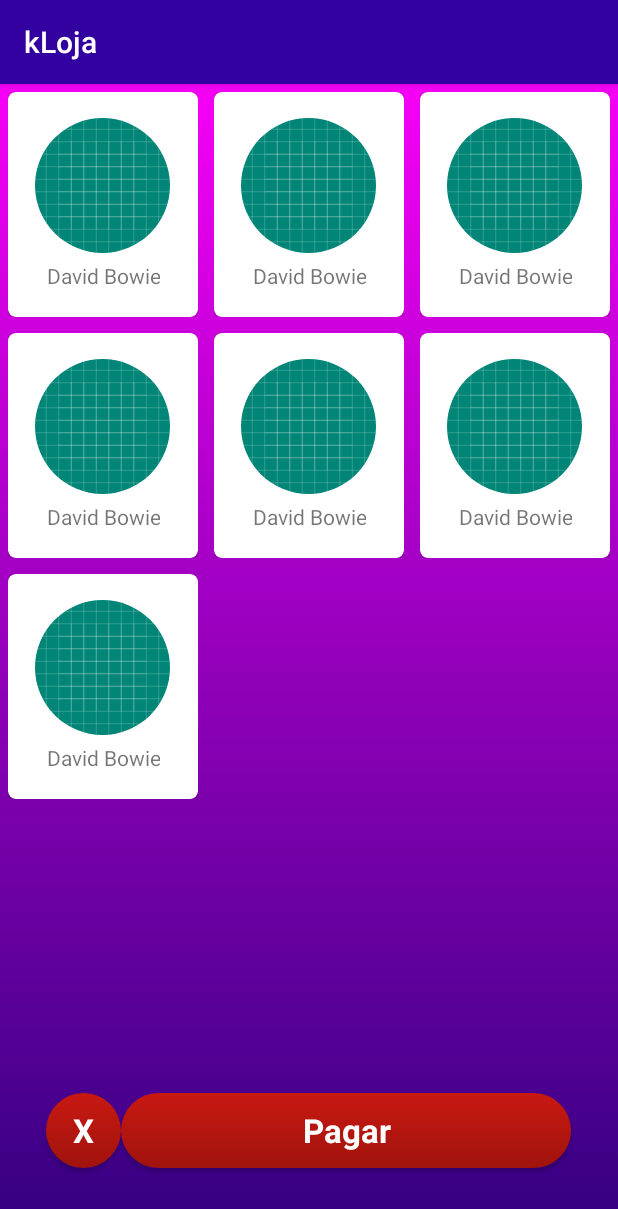
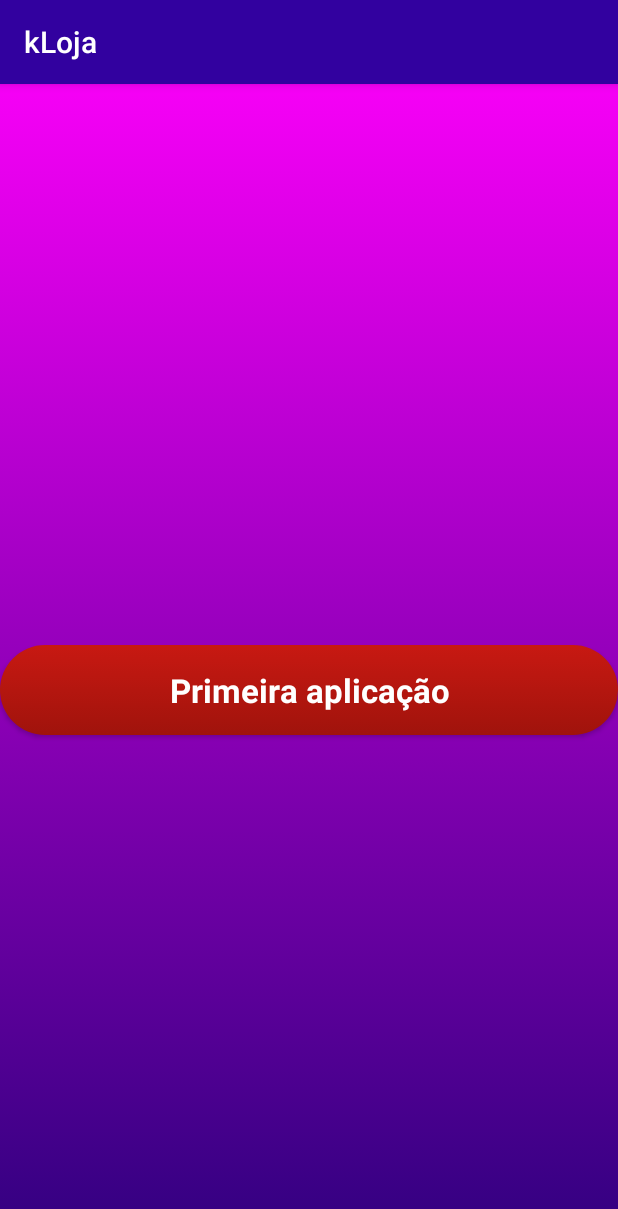
Before and after one commit to rezendevictor/LojaAndroidApp, an Android app: the screen it shows after launch (MainActivity), on a phone screen of 412 x 824 dp. Shown: the top 1209 px of the screen. Run offline under Robolectric (Android 15) with nearby library versions, the phone set to English and light mode, and no system bars.

Commit message:
Swipe to change applications added

```diff
--- a/app/src/main/AndroidManifest.xml
+++ b/app/src/main/AndroidManifest.xml
@@ -17,6 +17,8 @@
             </intent-filter>
         </activity>
         <activity android:name=".PagamentoActivity"/>
+        <activity android:name=".DiskActivity"/>
+        <activity android:name=".SecondActivity"/>
     </application>
 
 </manifest>
--- a/app/src/main/java/com/example/kloja/MainActivity.kt
+++ b/app/src/main/java/com/example/kloja/MainActivity.kt
@@ -1,77 +1,46 @@
 package com.example.kloja
 
+import android.content.DialogInterface
+import android.content.Intent
 import android.os.Bundle
-import android.util.Log
-import android.view.View.INVISIBLE
+import android.view.MotionEvent
+import android.view.View
+import androidx.appcompat.app.AlertDialog
 import androidx.appcompat.app.AppCompatActivity
-import androidx.fragment.app.FragmentActivity
-import androidx.recyclerview.widget.GridLayoutManager
-import androidx.recyclerview.widget.LinearLayoutManager
-import androidx.recyclerview.widget.RecyclerView
-import com.example.kloja.models.Card_Model
-import kotlinx.android.synthetic.main.activity_main.*
-import kotlinx.android.synthetic.main.layout_listitem.*
-import org.jetbrains.anko.sdk27.coroutines.onClick
+import com.example.kloja.utils.LojaUtils
+import kotlinx.android.synthetic.main.activity_entrada.*
 import org.jetbrains.anko.startActivity
-import java.lang.Exception
-import java.util.EnumSet.range
 
 
 class MainActivity : AppCompatActivity() {
 
-    var ArrayClicks = arrayListOf(0)
-    var ArrayCard = arrayListOf<Card_Model>()
-
+    private var utils = LojaUtils()
 
     override fun onCreate(savedInstanceState: Bundle?) {
         super.onCreate(savedInstanceState)
-        setContentView(R.layout.activity_main)
+        setContentView(R.layout.activity_entrada)
 
-        getImages()
+        goDiskButton.setOnClickListener {
+            startActivity<DiskActivity>()
 
-        try {
-            pagar.setOnClickListener { startActivity<PagamentoActivity>() }
+        }
 
-            clear.setOnClickListener {
-                ArrayClicks.clear()
-                initRecyclerView()
+        tela1.setOnTouchListener { v: View,
+                                   m: MotionEvent ->
+
+            utils.OnTouchEvent(this,m,
+                Intent(this,SecondActivity::class.java),true
+            )
+            true
+        }
 
 
-            }
-
-
-        }catch (e : Exception){
-            Log.d("Cheguei",e.toString())
-        }
+    }
 
 
 
 
 
-        }
-
-    private fun getImages() {
-
-        ArrayCard.add(Card_Model("David Bowie","https://coverartworks.com/shop/unseen-presence/",0))
-        ArrayCard.add(Card_Model("David Bowie","https://coverartworks.com/shop/unseen-presence/",0))
-        ArrayCard.add(Card_Model("David Bowie","https://coverartworks.com/shop/unseen-presence/",0))
-        ArrayCard.add(Card_Model("David Bowie","https://coverartworks.com/shop/unseen-presence/",0))
-        ArrayCard.add(Card_Model("David Bowie","https://coverartworks.com/shop/unseen-presence/",0))
-        ArrayCard.add(Card_Model("David Bowie","https://coverartworks.com/shop/unseen-presence/",0))
-        ArrayCard.add(Card_Model("David Bowie","https://coverartworks.com/shop/unseen-presence/",0))
 
 
-        initRecyclerView()
-    }
-
-
-
-    private fun initRecyclerView() {
-
-        val recicle = recyclerView
-        recicle.layoutManager = GridLayoutManager(this,3)
-        val adapter = RecyclerViewAdapter(this,ArrayCard,ArrayClicks)
-        recicle.adapter = adapter
-
-    }
 }
--- /dev/null
+++ b/app/src/main/res/layout/activity_entrada.xml
@@ -0,0 +1,24 @@
+<?xml version="1.0" encoding="utf-8"?>
+<androidx.constraintlayout.widget.ConstraintLayout xmlns:android="http://schemas.android.com/apk/res/android"
+    xmlns:app="http://schemas.android.com/apk/res-auto"
+    android:orientation="vertical" android:layout_width="match_parent"
+    android:layout_height="match_parent"
+    android:background="@drawable/backgroundgradient"
+    android:id="@+id/tela1"
+    >
+
+    <TextView
+        style="@style/ButtonStyle"
+        android:layout_width="match_parent"
+        android:layout_height="wrap_content"
+        android:text="Primeira aplicação"
+        app:layout_constraintBottom_toBottomOf="parent"
+        app:layout_constraintEnd_toEndOf="parent"
+        app:layout_constraintStart_toStartOf="parent"
+        app:layout_constraintTop_toTopOf="parent"
+        android:id="@+id/goDiskButton"
+        />
+
+
+
+</androidx.constraintlayout.widget.ConstraintLayout>
--- a/app/src/main/res/layout/activity_main.xml
+++ b/app/src/main/res/layout/activity_main.xml
@@ -5,7 +5,7 @@
     android:layout_width="match_parent"
     android:layout_height="match_parent"
     android:background="@drawable/backgroundgradient"
-    tools:context=".MainActivity"
+    tools:context=".DiskActivity"
     android:id="@+id/Main"
     >
 
--- a/build.gradle
+++ b/build.gradle
@@ -9,7 +9,7 @@
 
     }
     dependencies {
-        classpath 'com.android.tools.build:gradle:3.5.3'
+        classpath 'com.android.tools.build:gradle:3.6.1'
         classpath "org.jetbrains.kotlin:kotlin-gradle-plugin:$kotlin_version"
         // NOTE: Do not place your application dependencies here; they belong
         // in the individual module build.gradle files
```
Also changed, not shown: app/src/main/java/com/example/kloja/DiskActivity.kt (added, +77 -0 lines), app/src/main/java/com/example/kloja/Fragments/FireMissilesDialogFragment.kt (added, +31 -0 lines), app/src/main/java/com/example/kloja/SecondActivity.kt (added, +32 -0 lines), app/src/main/java/com/example/kloja/utils/LojaUtils.kt (added, +56 -0 lines), app/src/main/res/drawable/gradient2.xml (added, +12 -0 lines), app/src/main/res/layout/activity_entrada2.xml (added, +25 -0 lines), gradle/wrapper/gradle-wrapper.properties.
